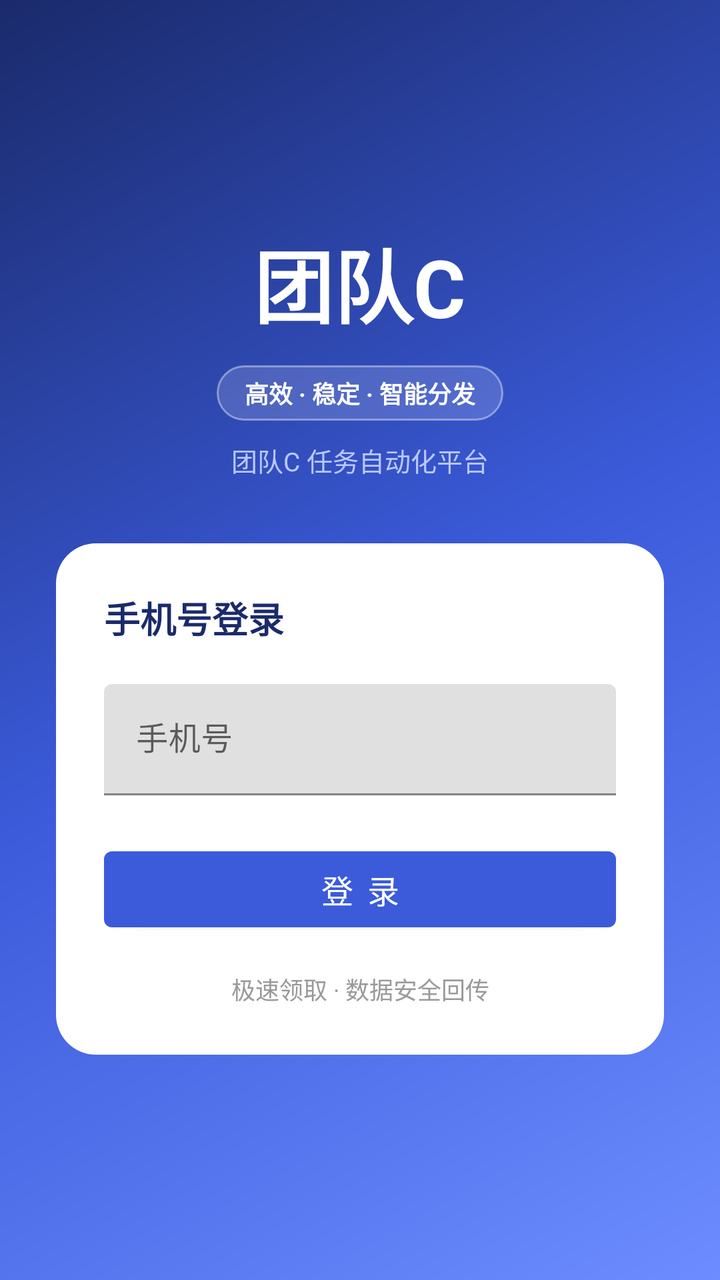
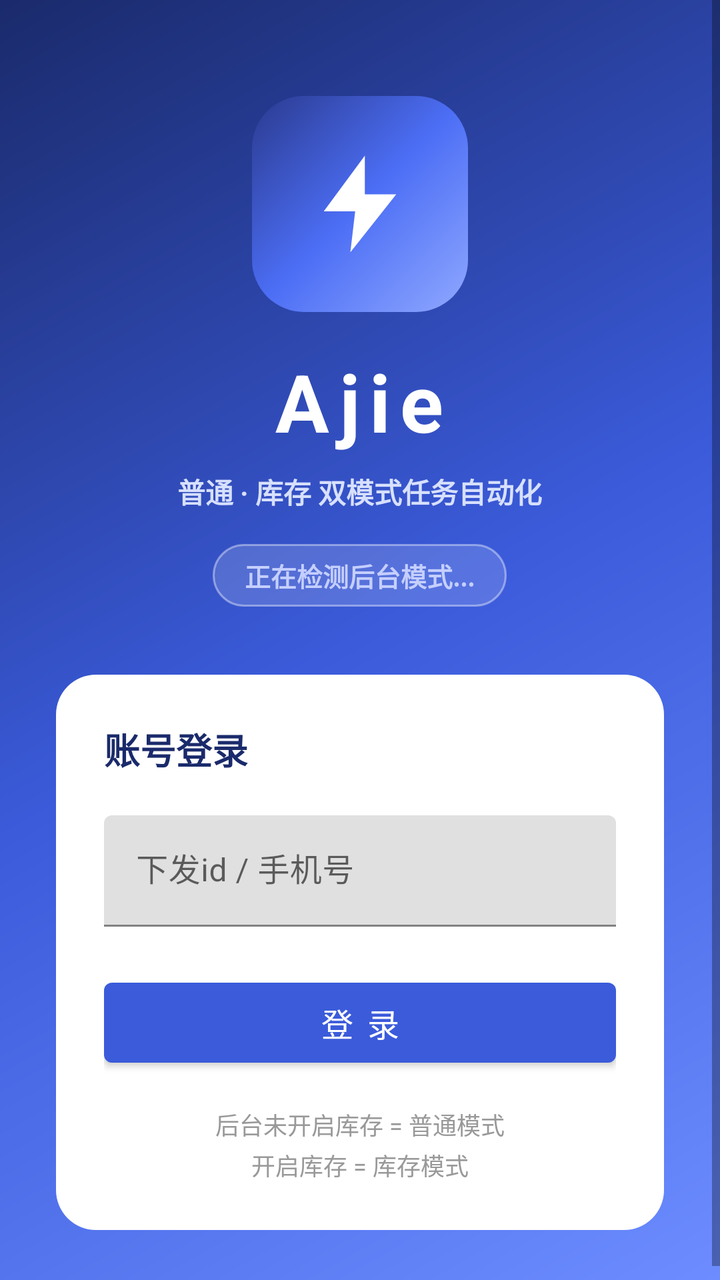

An Android layout rendered at two revisions. The XML below is the earlier revision; the diff shows what the commit changed to produce the second picture.
<!-- AndroidManifest.xml: activity theme Theme.TaskHelper -->
<!-- res/layout/activity_login.xml -->
<?xml version="1.0" encoding="utf-8"?>
<LinearLayout xmlns:android="http://schemas.android.com/apk/res/android"
    android:layout_width="match_parent"
    android:layout_height="match_parent"
    android:background="@drawable/bg_login"
    android:gravity="center"
    android:orientation="vertical"
    android:padding="28dp">

    <TextView
        android:layout_width="wrap_content"
        android:layout_height="wrap_content"
        android:text="团队C"
        android:textColor="#FFFFFF"
        android:textSize="40sp"
        android:textStyle="bold" />

    <TextView
        android:layout_width="wrap_content"
        android:layout_height="wrap_content"
        android:layout_marginTop="12dp"
        android:background="@drawable/bg_go_badge"
        android:paddingStart="14dp"
        android:paddingEnd="14dp"
        android:paddingTop="5dp"
        android:paddingBottom="5dp"
        android:text="高效 · 稳定 · 智能分发"
        android:textColor="#FFFFFF"
        android:textSize="12sp"
        android:textStyle="bold" />

    <TextView
        android:layout_width="wrap_content"
        android:layout_height="wrap_content"
        android:layout_marginTop="10dp"
        android:layout_marginBottom="32dp"
        android:text="团队C 任务自动化平台"
        android:textColor="#B9C8FF"
        android:textSize="13sp" />

    <LinearLayout
        android:layout_width="match_parent"
        android:layout_height="wrap_content"
        android:background="@drawable/bg_login_card"
        android:orientation="vertical"
        android:padding="24dp">

        <TextView
            android:layout_width="wrap_content"
            android:layout_height="wrap_content"
            android:layout_marginBottom="20dp"
            android:text="手机号登录"
            android:textColor="#1A2A6B"
            android:textSize="18sp"
            android:textStyle="bold" />

        <com.google.android.material.textfield.TextInputLayout
            android:layout_width="match_parent"
            android:layout_height="wrap_content"
            android:layout_marginBottom="22dp"
            android:hint="手机号">

            <com.google.android.material.textfield.TextInputEditText
                android:id="@+id/et_username"
                android:layout_width="match_parent"
                android:layout_height="wrap_content"
                android:inputType="phone" />
        </com.google.android.material.textfield.TextInputLayout>

        <com.google.android.material.button.MaterialButton
            android:id="@+id/btn_login"
            android:layout_width="match_parent"
            android:layout_height="50dp"
            android:text="登 录"
            android:textSize="16sp" />

        <TextView
            android:layout_width="match_parent"
            android:layout_height="wrap_content"
            android:layout_marginTop="16dp"
            android:gravity="center"
            android:text="极速领取 · 数据安全回传"
            android:textColor="#999999"
            android:textSize="12sp" />
    </LinearLayout>

</LinearLayout>
<!-- resources referenced by this layout -->
<resources>
  <!-- drawable bg_go_badge (drawable) -->
  <?xml version="1.0" encoding="utf-8"?>
  <shape xmlns:android="http://schemas.android.com/apk/res/android"
      android:shape="rectangle">
      <solid android:color="#26FFFFFF" />
      <corners android:radius="99dp" />
      <stroke android:width="1dp" android:color="#66FFFFFF" />
  </shape>
  <!-- drawable bg_login (drawable) -->
  <?xml version="1.0" encoding="utf-8"?>
  <shape xmlns:android="http://schemas.android.com/apk/res/android"
      android:shape="rectangle">
      <gradient
          android:angle="135"
          android:startColor="#6C8CFF"
          android:centerColor="#3B5BDB"
          android:endColor="#1A2A6B"
          android:type="linear" />
  </shape>
  <!-- drawable bg_login_card (drawable) -->
  <?xml version="1.0" encoding="utf-8"?>
  <shape xmlns:android="http://schemas.android.com/apk/res/android"
      android:shape="rectangle">
      <solid android:color="#FFFFFF" />
      <corners android:radius="20dp" />
  </shape>
  <style name="Theme.TaskHelper" parent="Theme.MaterialComponents.Light.NoActionBar">
          <item name="colorPrimary">#3B5BDB</item>
          <item name="colorPrimaryVariant">#1A2A6B</item>
          <item name="colorOnPrimary">#FFFFFF</item>
          <item name="colorSecondary">#26A69A</item>
          <item name="colorSecondaryVariant">#00897B</item>
          <item name="colorOnSecondary">#FFFFFF</item>
          <item name="android:statusBarColor">#1A2A6B</item>
      </style>
</resources>

<!-- the commit's change to res/layout/activity_login.xml (unified diff, before → after) -->
@@ -1,87 +1,118 @@
 <?xml version="1.0" encoding="utf-8"?>
-<LinearLayout xmlns:android="http://schemas.android.com/apk/res/android"
+<ScrollView xmlns:android="http://schemas.android.com/apk/res/android"
     android:layout_width="match_parent"
     android:layout_height="match_parent"
     android:background="@drawable/bg_login"
-    android:gravity="center"
-    android:orientation="vertical"
-    android:padding="28dp">
-
-    <TextView
-        android:layout_width="wrap_content"
-        android:layout_height="wrap_content"
-        android:text="团队C"
-        android:textColor="#FFFFFF"
-        android:textSize="40sp"
-        android:textStyle="bold" />
-
-    <TextView
-        android:layout_width="wrap_content"
-        android:layout_height="wrap_content"
-        android:layout_marginTop="12dp"
-        android:background="@drawable/bg_go_badge"
-        android:paddingStart="14dp"
-        android:paddingEnd="14dp"
-        android:paddingTop="5dp"
-        android:paddingBottom="5dp"
-        android:text="高效 · 稳定 · 智能分发"
-        android:textColor="#FFFFFF"
-        android:textSize="12sp"
-        android:textStyle="bold" />
-
-    <TextView
-        android:layout_width="wrap_content"
-        android:layout_height="wrap_content"
-        android:layout_marginTop="10dp"
-        android:layout_marginBottom="32dp"
-        android:text="团队C 任务自动化平台"
-        android:textColor="#B9C8FF"
-        android:textSize="13sp" />
+    android:fillViewport="true">
 
     <LinearLayout
         android:layout_width="match_parent"
         android:layout_height="wrap_content"
-        android:background="@drawable/bg_login_card"
+        android:gravity="center_horizontal"
         android:orientation="vertical"
-        android:padding="24dp">
+        android:paddingStart="28dp"
+        android:paddingEnd="28dp"
+        android:paddingTop="48dp"
+        android:paddingBottom="32dp">
+
+        <FrameLayout
+            android:layout_width="108dp"
+            android:layout_height="108dp">
+
+            <View
+                android:layout_width="match_parent"
+                android:layout_height="match_parent"
+                android:background="@drawable/bg_login_logo_square" />
+
+            <ImageView
+                android:layout_width="58dp"
+                android:layout_height="58dp"
+                android:layout_gravity="center"
+                android:contentDescription="@string/app_name"
+                android:src="@drawable/ic_bolt" />
+        </FrameLayout>
 
         <TextView
             android:layout_width="wrap_content"
             android:layout_height="wrap_content"
-            android:layout_marginBottom="20dp"
-            android:text="手机号登录"
-            android:textColor="#1A2A6B"
-            android:textSize="18sp"
+            android:layout_marginTop="18dp"
+            android:letterSpacing="0.12"
+            android:text="Ajie"
+            android:textColor="#FFFFFF"
+            android:textSize="40sp"
             android:textStyle="bold" />
 
-        <com.google.android.material.textfield.TextInputLayout
+        <TextView
+            android:layout_width="wrap_content"
+            android:layout_height="wrap_content"
+            android:layout_marginTop="8dp"
+            android:text="普通 · 库存 双模式任务自动化"
+            android:textColor="#D7E0FF"
+            android:textSize="14sp"
+            android:textStyle="bold" />
+
+        <TextView
+            android:id="@+id/tv_mode"
+            android:layout_width="wrap_content"
+            android:layout_height="wrap_content"
+            android:layout_marginTop="16dp"
+            android:background="@drawable/bg_go_badge"
+            android:paddingStart="16dp"
+            android:paddingEnd="16dp"
+            android:paddingTop="6dp"
+            android:paddingBottom="6dp"
+            android:text="正在检测后台模式..."
+            android:textColor="#C5CFFF"
+            android:textSize="13sp"
+            android:textStyle="bold" />
+
+        <LinearLayout
             android:layout_width="match_parent"
             android:layout_height="wrap_content"
-            android:layout_marginBottom="22dp"
-            android:hint="手机号">
+            android:layout_marginTop="34dp"
+            android:background="@drawable/bg_login_card"
+            android:orientation="vertical"
+            android:padding="24dp">
 
-            <com.google.android.material.textfield.TextInputEditText
-                android:id="@+id/et_username"
+            <TextView
+                android:layout_width="wrap_content"
+                android:layout_height="wrap_content"
+                android:layout_marginBottom="20dp"
+                android:text="账号登录"
+                android:textColor="#1A2A6B"
+                android:textSize="18sp"
+                android:textStyle="bold" />
+
+            <com.google.android.material.textfield.TextInputLayout
                 android:layout_width="match_parent"
                 android:layout_height="wrap_content"
-                android:inputType="phone" />
-        </com.google.android.material.textfield.TextInputLayout>
+                android:layout_marginBottom="22dp"
+                android:hint="下发id / 手机号">
 
-        <com.google.android.material.button.MaterialButton
-            android:id="@+id/btn_login"
-            android:layout_width="match_parent"
-            android:layout_height="50dp"
-            android:text="登 录"
-            android:textSize="16sp" />
+                <com.google.android.material.textfield.TextInputEditText
+                    android:id="@+id/et_username"
+                    android:layout_width="match_parent"
+                    android:layout_height="wrap_content"
+                    android:inputType="text" />
+            </com.google.android.material.textfield.TextInputLayout>
 
-        <TextView
-            android:layout_width="match_parent"
-            android:layout_height="wrap_content"
-            android:layout_marginTop="16dp"
-            android:gravity="center"
-            android:text="极速领取 · 数据安全回传"
-            android:textColor="#999999"
-            android:textSize="12sp" />
+            <com.google.android.material.button.MaterialButton
+                android:id="@+id/btn_login"
+                android:layout_width="match_parent"
+                android:layout_height="52dp"
+                android:text="登 录"
+                android:textSize="16sp" />
+
+            <TextView
+                android:layout_width="match_parent"
+                android:layout_height="wrap_content"
+                android:layout_marginTop="16dp"
+                android:gravity="center"
+                android:lineSpacingExtra="3dp"
+                android:text="后台未开启库存 = 普通模式\n开启库存 = 库存模式"
+                android:textColor="#999999"
+                android:textSize="12sp" />
+        </LinearLayout>
+
     </LinearLayout>
-
-</LinearLayout>
+</ScrollView>
<!-- resource entries referenced after the edit -->
@@ -26,6 +26,30 @@
       <solid android:color="#FFFFFF" />
       <corners android:radius="20dp" />
   </shape>
+  <!-- drawable bg_login_logo_square (drawable) -->
+  <?xml version="1.0" encoding="utf-8"?>
+  <shape xmlns:android="http://schemas.android.com/apk/res/android"
+      android:shape="rectangle">
+      <gradient
+          android:angle="135"
+          android:startColor="#8FA8FF"
+          android:centerColor="#4C6EF5"
+          android:endColor="#2B3A8F"
+          android:type="linear" />
+      <corners android:radius="26dp" />
+  </shape>
+  <!-- drawable ic_bolt (drawable) -->
+  <?xml version="1.0" encoding="utf-8"?>
+  <vector xmlns:android="http://schemas.android.com/apk/res/android"
+      android:width="64dp"
+      android:height="64dp"
+      android:viewportWidth="24"
+      android:viewportHeight="24">
+      <path
+          android:fillColor="#FFFFFF"
+          android:pathData="M13,2L4.5,13.5H11L10,22L19.5,10H13V2Z" />
+  </vector>
+  <string name="app_name">Ajie</string>
   <style name="Theme.TaskHelper" parent="Theme.MaterialComponents.Light.NoActionBar">
           <item name="colorPrimary">#3B5BDB</item>
           <item name="colorPrimaryVariant">#1A2A6B</item>
